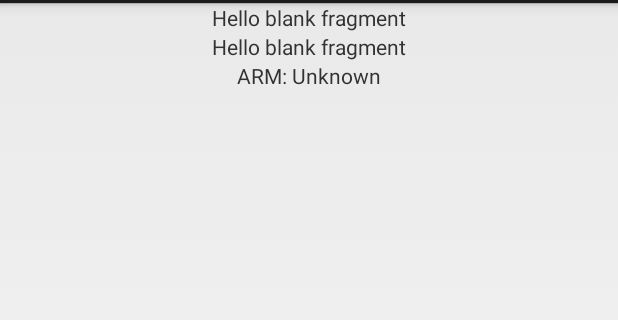
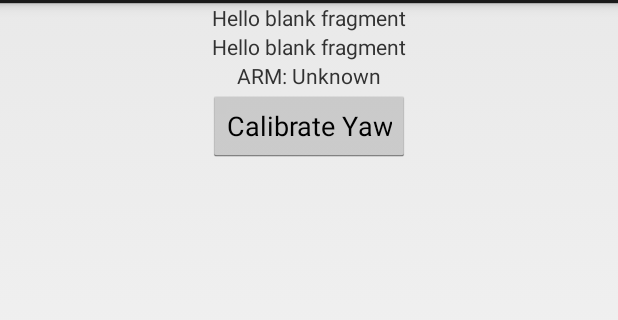
Before and after one commit to kyeah/LiteTurn, an Android app: the screen it shows after launch (MainActivity), on a phone screen of 412 x 824 dp, the part 69-389 px from its top. Run offline under Robolectric (Android 15) with nearby library versions, the phone set to English and light mode, and no system bars; libraries missing offline, so code that uses them is left out: com.koushikdutta.async, com.thalmic.myo; 6 statements that could not run were skipped.

Commit message:
Add calibration button

```diff
--- a/BikeLights/app/src/main/java/kyeh/com/bikelights/MainActivity.java
+++ b/BikeLights/app/src/main/java/kyeh/com/bikelights/MainActivity.java
@@ -76,6 +76,7 @@ public class MainActivity extends Activity implements SensorEventListener {
         }
 
         myoDeviceListener = new MyoDeviceListener(this, sparkLightsFragment);
+        sparkLightsFragment.setMyoDeviceListener(myoDeviceListener);
 
         // This will connect to the first Myo that is found
         Hub.getInstance().pairWithAnyMyo();
--- a/BikeLights/app/src/main/java/kyeh/com/bikelights/MyoDeviceListener.java
+++ b/BikeLights/app/src/main/java/kyeh/com/bikelights/MyoDeviceListener.java
@@ -40,6 +40,7 @@ public class MyoDeviceListener implements DeviceListener {
 
     int roll_init, pitch_init, yaw_init;
     int roll_w, pitch_w, yaw_w;
+    int yaw_base;
 
     Context mContext;
     SparkLightsFragment sparkLightsFragment;
@@ -59,6 +60,10 @@ public class MyoDeviceListener implements DeviceListener {
         sparkLightsFragment = fragment;
         lastYawChange = lastPitchChange = System.currentTimeMillis();
         roll_init = pitch_init = yaw_init = -1;
+    }
+
+    public void calibrateYaw() {
+        yaw_base = yaw_w;
     }
 
     private void makeRequest(String addUrl, String otherParams) {
@@ -200,7 +205,7 @@ public class MyoDeviceListener implements DeviceListener {
 
         if (checkTurnStatus) {
             if (turnOutPitchMin <= pitch_w && pitch_w <= turnOutPitchMax &&
-                    turnOutYawMin <= yaw_w && yaw_w <= turnOutYawMax) {
+                    turnOutYawMin <= yaw_w - yaw_base && yaw_w - yaw_base <= turnOutYawMax) {
                 // Send Spark Commands
                 if (!turning) {
                     turnRight();
@@ -208,7 +213,7 @@ public class MyoDeviceListener implements DeviceListener {
                     turning = true;
                 }
             } else if (turnInPitchMin <= pitch_w && pitch_w <= turnInPitchMax &&
-                turnInYawMin <= yaw_w && yaw_w <= turnInYawMax) {
+                turnInYawMin <= yaw_w - yaw_base && yaw_w - yaw_base <= turnInYawMax) {
                 if (!turning) {
                     turnLeft();
                     sparkLightsFragment.setSparkText("Turning In");
--- a/BikeLights/app/src/main/java/kyeh/com/bikelights/SparkLightsFragment.java
+++ b/BikeLights/app/src/main/java/kyeh/com/bikelights/SparkLightsFragment.java
@@ -6,6 +6,7 @@ import android.os.Bundle;
 import android.view.LayoutInflater;
 import android.view.View;
 import android.view.ViewGroup;
+import android.widget.Button;
 import android.widget.TextView;
 
 
@@ -16,6 +17,8 @@ import android.widget.TextView;
 public class SparkLightsFragment extends Fragment {
 
     private TextView statusText, sparkText, armText;
+    private Button calibrateYawButton;
+    private MyoDeviceListener mMyoListener;
 
     public SparkLightsFragment() {
         // Required empty public constructor
@@ -30,7 +33,31 @@ public class SparkLightsFragment extends Fragment {
         statusText = (TextView) rootView.findViewById(R.id.text_status);
         sparkText = (TextView) rootView.findViewById(R.id.spark_status);
         armText = (TextView) rootView.findViewById(R.id.arm_status);
+
+        // Calibrate Yaw with arm in yaw=1 position (Arm down by your side)
+        calibrateYawButton = (Button) rootView.findViewById(R.id.calibrate_yaw_button);
+
+        if (mMyoListener != null) {
+            calibrateYawButton.setOnClickListener(new View.OnClickListener() {
+                @Override
+                public void onClick(View view) {
+                    mMyoListener.calibrateYaw();
+                }
+            });
+        }
         return rootView;
+    }
+
+    public void setMyoDeviceListener(MyoDeviceListener listener) {
+        mMyoListener = listener;
+        if (calibrateYawButton != null) {
+            calibrateYawButton.setOnClickListener(new View.OnClickListener() {
+                @Override
+                public void onClick(View view) {
+                    mMyoListener.calibrateYaw();
+                }
+            });
+        }
     }
 
     public void setStatusText(String s) {
--- a/BikeLights/app/src/main/res/layout/fragment_spark_lights.xml
+++ b/BikeLights/app/src/main/res/layout/fragment_spark_lights.xml
@@ -27,4 +27,11 @@
         android:layout_gravity="center"
         android:text="ARM: Unknown" />
 
+    <Button
+        android:id="@+id/calibrate_yaw_button"
+        android:layout_width="wrap_content"
+        android:layout_height="wrap_content"
+        android:layout_gravity="center"
+        android:text="Calibrate Yaw"/>
+
 </LinearLayout>
```
